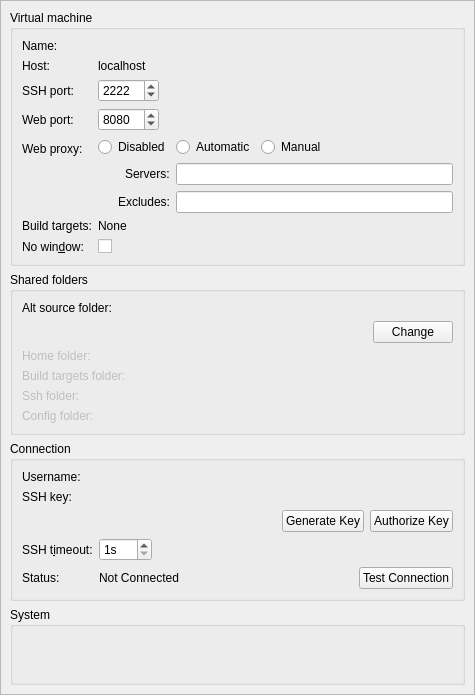
The window that src/plugins/mer/mersdkdetailswidget.ui (sailfishos/sailfish-qtcreator) describes before a commit, drawn with Qt 5.
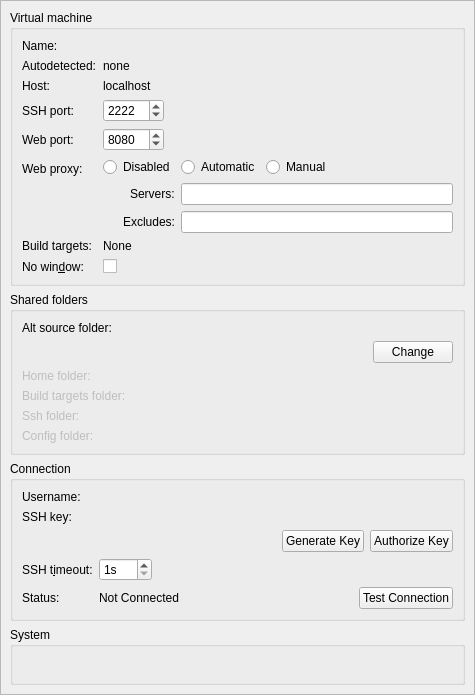
The same window after the commit. Custom widgets are drawn as their Qt base class.

Commit message: Mer: Disallow removing SDK provided build engines

```diff
--- a/src/plugins/mer/mersdkdetailswidget.ui
+++ b/src/plugins/mer/mersdkdetailswidget.ui
@@ -77,13 +77,27 @@
            </widget>
           </item>
           <item row="1" column="0">
+           <widget class="QLabel" name="autodetectedLabel">
+            <property name="text">
+             <string>Autodetected:</string>
+            </property>
+           </widget>
+          </item>
+          <item row="1" column="1">
+           <widget class="QLabel" name="autodetectedLabelText">
+            <property name="text">
+             <string>none</string>
+            </property>
+           </widget>
+          </item>
+          <item row="2" column="0">
            <widget class="QLabel" name="hostLabel">
             <property name="text">
              <string>Host:</string>
             </property>
            </widget>
           </item>
-          <item row="1" column="1">
+          <item row="2" column="1">
            <widget class="QLabel" name="hostLabelText">
             <property name="sizePolicy">
              <sizepolicy hsizetype="MinimumExpanding" vsizetype="Preferred">
@@ -99,7 +113,7 @@
             </property>
            </widget>
           </item>
-          <item row="2" column="0">
+          <item row="3" column="0">
            <widget class="QLabel" name="portLabel">
             <property name="text">
              <string>SSH port:</string>
@@ -109,7 +123,7 @@
             </property>
            </widget>
           </item>
-          <item row="2" column="1">
+          <item row="3" column="1">
            <layout class="QHBoxLayout" name="horizontalLayout">
             <item>
              <widget class="QSpinBox" name="sshPortSpinBox">
@@ -145,7 +159,7 @@
             </item>
            </layout>
           </item>
-          <item row="3" column="0">
+          <item row="4" column="0">
            <widget class="QLabel" name="wwwPorLabel">
             <property name="text">
              <string>Web port:</string>
@@ -155,7 +169,7 @@
             </property>
            </widget>
           </item>
-          <item row="3" column="1">
+          <item row="4" column="1">
            <layout class="QHBoxLayout" name="horizontalLayout_3">
             <item>
              <widget class="QSpinBox" name="wwwPortSpinBox">
@@ -191,14 +205,14 @@
             </item>
            </layout>
           </item>
-          <item row="4" column="0">
+          <item row="5" column="0">
            <widget class="QLabel" name="wwwProxyLabel">
             <property name="text">
              <string>Web proxy:</string>
             </property>
            </widget>
           </item>
-          <item row="4" column="1">
+          <item row="5" column="1">
            <layout class="QGridLayout" name="gridLayout" columnstretch="0,0,1">
             <item row="3" column="1" colspan="2">
              <widget class="QLineEdit" name="wwwProxyExcludesLine"/>
@@ -243,14 +257,14 @@
             </item>
            </layout>
           </item>
-          <item row="5" column="0">
+          <item row="6" column="0">
            <widget class="QLabel" name="targetsLabel">
             <property name="text">
              <string>Build targets:</string>
             </property>
            </widget>
           </item>
-          <item row="5" column="1">
+          <item row="6" column="1">
            <widget class="QLabel" name="targetsListLabel">
             <property name="sizePolicy">
              <sizepolicy hsizetype="MinimumExpanding" vsizetype="Preferred">
@@ -266,7 +280,7 @@
             </property>
            </widget>
           </item>
-          <item row="6" column="0">
+          <item row="7" column="0">
            <widget class="QLabel" name="headlessLabel">
             <property name="text">
              <string>No win&amp;dow:</string>
@@ -276,7 +290,7 @@
             </property>
            </widget>
           </item>
-          <item row="6" column="1">
+          <item row="7" column="1">
            <widget class="QCheckBox" name="headlessCheckBox">
             <property name="toolTip">
              <string>&lt;html&gt;&lt;head/&gt;&lt;body&gt;&lt;p&gt;If enabled the virtual machine will be run in a windowless mode (default).&lt;/p&gt;&lt;p&gt;Changing this setting requires restarting the virtual machine.&lt;/p&gt;&lt;p&gt;&lt;br/&gt;&lt;/p&gt;&lt;/body&gt;&lt;/html&gt;</string>
```
The commit also changes 2 other files.
